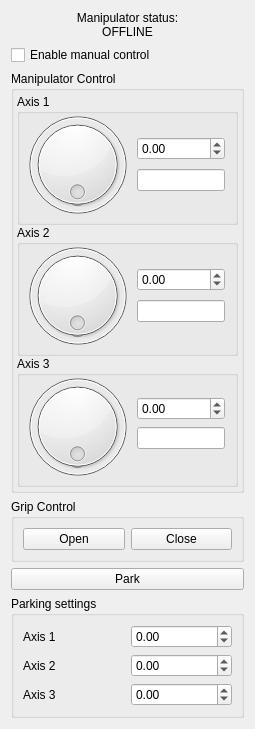
Above: UI/manipulator.ui from SevR0V/SevROV-Control-Station-V2 before the change. Below: the same form after it.
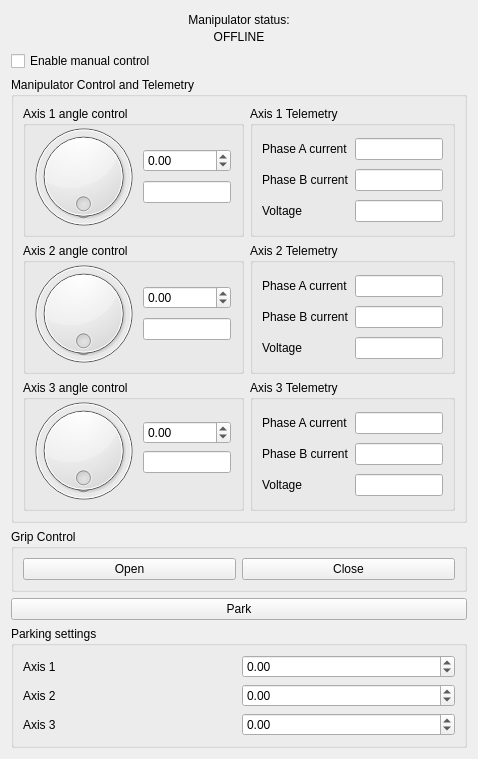
That is the form after the change.

Commit message: Add control and telemetry for manipulator

```diff
--- a/UI/manipulator.ui
+++ b/UI/manipulator.ui
@@ -6,8 +6,8 @@
    <rect>
     <x>0</x>
     <y>0</y>
-    <width>247</width>
-    <height>729</height>
+    <width>466</width>
+    <height>759</height>
    </rect>
   </property>
   <property name="windowTitle">
@@ -69,24 +69,11 @@
    <item>
     <widget class="QGroupBox" name="groupBox_5">
      <property name="title">
-      <string>Manipulator Control</string>
+      <string>Manipulator Control and Telemetry</string>
      </property>
-     <layout class="QVBoxLayout" name="verticalLayout_5">
-      <property name="spacing">
-       <number>0</number>
-      </property>
-      <property name="leftMargin">
-       <number>3</number>
-      </property>
-      <property name="topMargin">
-       <number>3</number>
-      </property>
-      <property name="rightMargin">
-       <number>3</number>
-      </property>
-      <property name="bottomMargin">
-       <number>3</number>
-      </property>
+     <layout class="QVBoxLayout" name="verticalLayout_10">
+      <item>
+       <layout class="QHBoxLayout" name="horizontalLayout_8">
       <item>
        <widget class="QGroupBox" name="groupBox">
         <property name="minimumSize">
@@ -102,7 +89,7 @@
          </size>
         </property>
         <property name="title">
-         <string>Axis 1</string>
+           <string>Axis 1 angle control</string>
         </property>
         <widget class="QDial" name="axis1RealValDial">
          <property name="enabled">
@@ -255,6 +242,118 @@
        </widget>
       </item>
       <item>
+         <widget class="QGroupBox" name="groupBox_7">
+          <property name="title">
+           <string>Axis 1 Telemetry</string>
+          </property>
+          <layout class="QVBoxLayout" name="verticalLayout_5">
+           <item>
+            <layout class="QHBoxLayout" name="horizontalLayout_7">
+             <item>
+              <widget class="QLabel" name="label_5">
+               <property name="text">
+                <string>Phase A current</string>
+               </property>
+              </widget>
+             </item>
+             <item>
+              <widget class="QLineEdit" name="axis1PhaseACur">
+               <property name="minimumSize">
+                <size>
+                 <width>88</width>
+                 <height>0</height>
+                </size>
+               </property>
+               <property name="maximumSize">
+                <size>
+                 <width>88</width>
+                 <height>16777215</height>
+                </size>
+               </property>
+               <property name="cursor">
+                <cursorShape>ArrowCursor</cursorShape>
+               </property>
+               <property name="readOnly">
+                <bool>true</bool>
+               </property>
+              </widget>
+             </item>
+            </layout>
+           </item>
+           <item>
+            <layout class="QHBoxLayout" name="horizontalLayout_6">
+             <item>
+              <widget class="QLabel" name="label_6">
+               <property name="text">
+                <string>Phase B current</string>
+               </property>
+              </widget>
+             </item>
+             <item>
+              <widget class="QLineEdit" name="axis1PhaseBCur">
+               <property name="minimumSize">
+                <size>
+                 <width>88</width>
+                 <height>0</height>
+                </size>
+               </property>
+               <property name="maximumSize">
+                <size>
+                 <width>88</width>
+                 <height>16777215</height>
+                </size>
+               </property>
+               <property name="cursor">
+                <cursorShape>ArrowCursor</cursorShape>
+               </property>
+               <property name="readOnly">
+                <bool>true</bool>
+               </property>
+              </widget>
+             </item>
+            </layout>
+           </item>
+           <item>
+            <layout class="QHBoxLayout" name="horizontalLayout_2">
+             <item>
+              <widget class="QLabel" name="label_7">
+               <property name="text">
+                <string>Voltage</string>
+               </property>
+              </widget>
+             </item>
+             <item>
+              <widget class="QLineEdit" name="axis1Voltage">
+               <property name="minimumSize">
+                <size>
+                 <width>88</width>
+                 <height>0</height>
+                </size>
+               </property>
+               <property name="maximumSize">
+                <size>
+                 <width>88</width>
+                 <height>16777215</height>
+                </size>
+               </property>
+               <property name="cursor">
+                <cursorShape>ArrowCursor</cursorShape>
+               </property>
+               <property name="readOnly">
+                <bool>true</bool>
+               </property>
+              </widget>
+             </item>
+            </layout>
+           </item>
+          </layout>
+         </widget>
+        </item>
+       </layout>
+      </item>
+      <item>
+       <layout class="QHBoxLayout" name="horizontalLayout_16">
+        <item>
        <widget class="QGroupBox" name="groupBox_2">
         <property name="minimumSize">
          <size>
@@ -269,7 +368,7 @@
          </size>
         </property>
         <property name="title">
-         <string>Axis 2</string>
+           <string>Axis 2 angle control</string>
         </property>
         <widget class="QDial" name="axis2RealValDial">
          <property name="enabled">
@@ -422,6 +521,118 @@
        </widget>
       </item>
       <item>
+         <widget class="QGroupBox" name="groupBox_8">
+          <property name="title">
+           <string>Axis 2 Telemetry</string>
+          </property>
+          <layout class="QVBoxLayout" name="verticalLayout_8">
+           <item>
+            <layout class="QHBoxLayout" name="horizontalLayout_9">
+             <item>
+              <widget class="QLabel" name="label_8">
+               <property name="text">
+                <string>Phase A current</string>
+               </property>
+              </widget>
+             </item>
+             <item>
+              <widget class="QLineEdit" name="axis2PhaseACur">
+               <property name="minimumSize">
+                <size>
+                 <width>88</width>
+                 <height>0</height>
+                </size>
+               </property>
+               <property name="maximumSize">
+                <size>
+                 <width>88</width>
+                 <height>16777215</height>
+                </size>
+               </property>
+               <property name="cursor">
+                <cursorShape>ArrowCursor</cursorShape>
+               </property>
+               <property name="readOnly">
+                <bool>true</bool>
+               </property>
+              </widget>
+             </item>
+            </layout>
+           </item>
+           <item>
+            <layout class="QHBoxLayout" name="horizontalLayout_10">
+             <item>
+              <widget class="QLabel" name="label_9">
+               <property name="text">
+                <string>Phase B current</string>
+               </property>
+              </widget>
+             </item>
+             <item>
+              <widget class="QLineEdit" name="axis2PhaseBCur">
+               <property name="minimumSize">
+                <size>
+                 <width>88</width>
+                 <height>0</height>
+                </size>
+               </property>
+               <property name="maximumSize">
+                <size>
+                 <width>88</width>
+                 <height>16777215</height>
+                </size>
+               </property>
+               <property name="cursor">
+                <cursorShape>ArrowCursor</cursorShape>
+               </property>
+               <property name="readOnly">
+                <bool>true</bool>
+               </property>
+              </widget>
+             </item>
+            </layout>
+           </item>
+           <item>
+            <layout class="QHBoxLayout" name="horizontalLayout_11">
+             <item>
+              <widget class="QLabel" name="label_10">
+               <property name="text">
+                <string>Voltage</string>
+               </property>
+              </widget>
+             </item>
+             <item>
+              <widget class="QLineEdit" name="axis2Voltage">
+               <property name="minimumSize">
+                <size>
+                 <width>88</width>
+                 <height>0</height>
+                </size>
+               </property>
+               <property name="maximumSize">
+                <size>
+                 <width>88</width>
+                 <height>16777215</height>
+                </size>
+               </property>
+               <property name="cursor">
+                <cursorShape>ArrowCursor</cursorShape>
+               </property>
+               <property name="readOnly">
+                <bool>true</bool>
+               </property>
+              </widget>
+             </item>
+            </layout>
+           </item>
+          </layout>
+         </widget>
+        </item>
+       </layout>
+      </item>
+      <item>
+       <layout class="QHBoxLayout" name="horizontalLayout_15">
+        <item>
        <widget class="QGroupBox" name="groupBox_3">
         <property name="minimumSize">
          <size>
@@ -436,7 +647,7 @@
          </size>
         </property>
         <property name="title">
-         <string>Axis 3</string>
+           <string>Axis 3 angle control</string>
         </property>
         <widget class="QDial" name="axis3RealValDial">
          <property name="enabled">
@@ -587,6 +798,116 @@
          </layout>
         </widget>
        </widget>
+        </item>
+        <item>
+         <widget class="QGroupBox" name="groupBox_9">
+          <property name="title">
+           <string>Axis 3 Telemetry</string>
+          </property>
+          <layout class="QVBoxLayout" name="verticalLayout_9">
+           <item>
+            <layout class="QHBoxLayout" name="horizontalLayout_12">
+             <item>
+              <widget class="QLabel" name="label_11">
+               <property name="text">
+                <string>Phase A current</string>
+               </property>
+              </widget>
+             </item>
+             <item>
+              <widget class="QLineEdit" name="axis3PhaseACur">
+               <property name="minimumSize">
+                <size>
+                 <width>88</width>
+                 <height>0</height>
+                </size>
+               </property>
+               <property name="maximumSize">
+                <size>
+                 <width>88</width>
+                 <height>16777215</height>
+                </size>
+               </property>
+               <property name="cursor">
+                <cursorShape>ArrowCursor</cursorShape>
+               </property>
+               <property name="readOnly">
+                <bool>true</bool>
+               </property>
+              </widget>
+             </item>
+            </layout>
+           </item>
+           <item>
+            <layout class="QHBoxLayout" name="horizontalLayout_13">
+             <item>
+              <widget class="QLabel" name="label_12">
+               <property name="text">
+                <string>Phase B current</string>
+               </property>
+              </widget>
+             </item>
+             <item>
+              <widget class="QLineEdit" name="axis3PhaseBCur">
+               <property name="minimumSize">
+                <size>
+                 <width>88</width>
+                 <height>0</height>
+                </size>
+               </property>
+               <property name="maximumSize">
+                <size>
+                 <width>88</width>
+                 <height>16777215</height>
+                </size>
+               </property>
+               <property name="cursor">
+                <cursorShape>ArrowCursor</cursorShape>
+               </property>
+               <property name="readOnly">
+                <bool>true</bool>
+               </property>
+              </widget>
+             </item>
+            </layout>
+           </item>
+           <item>
+            <layout class="QHBoxLayout" name="horizontalLayout_14">
+             <item>
+              <widget class="QLabel" name="label_13">
+               <property name="text">
+                <string>Voltage</string>
+               </property>
+              </widget>
+             </item>
+             <item>
+              <widget class="QLineEdit" name="axis3Voltage">
+               <property name="minimumSize">
+                <size>
+                 <width>88</width>
+                 <height>0</height>
+                </size>
+               </property>
+               <property name="maximumSize">
+                <size>
+                 <width>88</width>
+                 <height>16777215</height>
+                </size>
+               </property>
+               <property name="cursor">
+                <cursorShape>ArrowCursor</cursorShape>
+               </property>
+               <property name="readOnly">
+                <bool>true</bool>
+               </property>
+              </widget>
+             </item>
+            </layout>
+           </item>
+          </layout>
+         </widget>
+        </item>
+       </layout>
       </item>
      </layout>
     </widget>
```
Left out of the diff: 6 changed lines with no effect on the pictures. Lines whose indentation alone changed are shown as unchanged. The commit also changes 6 other files.
